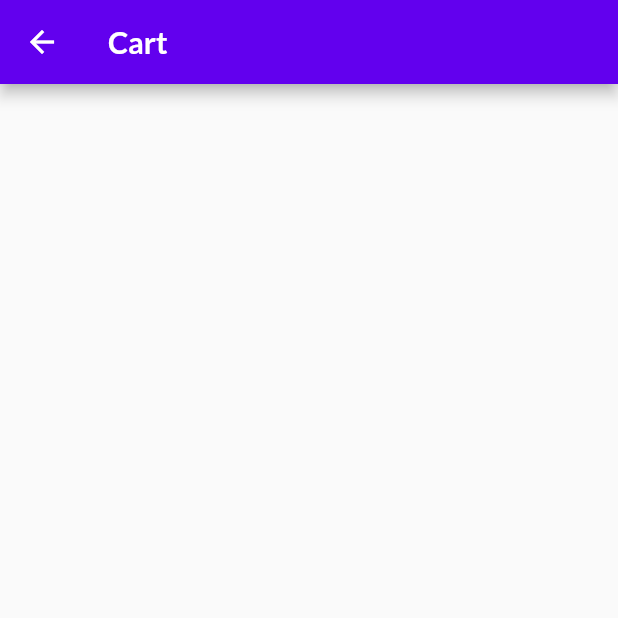
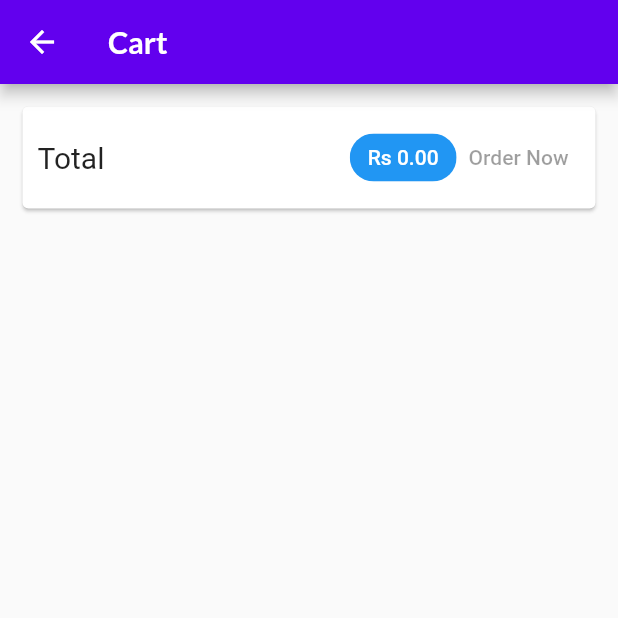
Before and after one commit to DubeyDonn/shop_app, a Flutter app: the screen it shows after launch, after a tap on the "favorite outline" icon, after a tap on the "shopping cart" icon, on a phone screen of 412 x 824 dp, the top half of it. Run offline on Flutter 3.47's test engine with Material 2 defaults, Android fonts, the phone set to English and light mode, and no system bars; network calls fail.

Commit message:
do the cart part and innitiate orders

```diff
--- a/lib/provider/cart.dart
+++ b/lib/provider/cart.dart
@@ -15,7 +15,14 @@ class CartItem {
 }
 
 class Cart with ChangeNotifier {
-  final Map<String, CartItem> _items = {};
+  final Map<String, CartItem> _items = {
+    // 'productId': CartItem(
+    //   id: 'cartId',
+    //   price: productPrice,
+    //   quantity: cartItemQuantity,
+    //   title: 'productTitle',
+    // ),
+  };
 
   Map<String, CartItem> get items {
     return {..._items};
@@ -25,16 +32,43 @@ class Cart with ChangeNotifier {
     return _items.length;
   }
 
+  double get totalAmount {
+    var total = 0.0;
+    _items.forEach((key, value) {
+      total += value.price * value.quantity;
+    });
+    return total;
+  }
+
+  void removeItem(String productId) {
+    _items.remove(productId);
+    notifyListeners();
+  }
+
+  void _updateItemQuantity(int val, String productId) {
+    _items.update(
+      productId,
+      (value) => CartItem(
+        id: value.id,
+        price: value.price,
+        quantity: value.quantity + val,
+        title: value.title,
+      ),
+    );
+  }
+
+  void removeSingleItem(String productId) {
+    if (_items.containsKey(productId) && _items[productId]!.quantity > 1) {
+      _updateItemQuantity(-1, productId);
+    } else {
+      _items.remove(productId);
+    }
+    notifyListeners();
+  }
+
   void addCartItem(String productId, String title, double price) {
     if (_items.containsKey(productId)) {
-      _items.update(
-        productId,
-        (value) => CartItem(
-            id: value.id,
-            price: value.price,
-            quantity: value.quantity + 1,
-            title: value.title),
-      );
+      _updateItemQuantity(1, productId);
     } else {
       _items.putIfAbsent(
         productId,
--- a/lib/provider/product.dart
+++ b/lib/provider/product.dart
@@ -18,7 +18,6 @@ class Product with ChangeNotifier {
 
   void toggleFavourite() {
     isFavourite = !isFavourite;
-    print(isFavourite);
     notifyListeners();
   }
 }
--- a/lib/screens/cart_screen.dart
+++ b/lib/screens/cart_screen.dart
@@ -1,9 +1,7 @@
 import 'package:flutter/material.dart';
-import 'package:flutter/src/widgets/framework.dart';
-import 'package:flutter/src/widgets/placeholder.dart';
 import 'package:provider/provider.dart';
-import 'package:shop_app/provider/cart.dart';
-import 'package:shop_app/provider/products_provider.dart';
+import 'package:shop_app/provider/cart.dart' show Cart;
+import 'package:shop_app/widgets/cart_item.dart';
 
 class CartScreen extends StatelessWidget {
   static const routeName = '/cart_screen';
@@ -11,17 +9,56 @@ class CartScreen extends StatelessWidget {
 
   @override
   Widget build(BuildContext context) {
-    var cart = Provider.of<Cart>(context).items;
-    var product = Provider.of<ProductsProvider>(context).items;
+    var cart = Provider.of<Cart>(context);
+    // var product = Provider.of<ProductsProvider>(context).items;
     return Scaffold(
         appBar: AppBar(
           title: const Text('Cart'),
         ),
-      body: ListView(
-        children: const [
-         // ListTile(title: cart[product.id].id),
+        body: Column(
+          children: [
+            Card(
+              margin: const EdgeInsets.all(15),
+              child: Padding(
+                padding: const EdgeInsets.all(10),
+                child: Row(
+                  mainAxisAlignment: MainAxisAlignment.spaceBetween,
+                  children: [
+                    const Text('Total', style: TextStyle(fontSize: 20)),
+                    const Spacer(),
+                    Chip(
+                      label: Text(
+                        'Rs ${cart.totalAmount.toStringAsFixed(2)}',
+                        style: const TextStyle(
+                          color: Colors.white,
+                        ),
+                      ),
+                      backgroundColor: Theme.of(context).primaryColor,
+                    ),
+                    const TextButton(
+                      onPressed: null,
+                      child: Text('Order Now'),
+                    )
                   ],
                 ),
+              ),
+            ),
+            const SizedBox(height: 10),
+            Expanded(
+              child: ListView.builder(
+                itemCount: cart.itemCount,
+                itemBuilder: (context, index) {
+                  return CartItem(
+                    price: cart.items.values.toList()[index].price,
+                    title: cart.items.values.toList()[index].title,
+                    quantity: cart.items.values.toList()[index].quantity,
+                    productId: cart.items.keys.toList()[index],
+                    id: cart.items.values.toList()[index].id,
                   );
+                },
+              ),
+            )
+          ],
+        ));
   }
 }
--- a/lib/widgets/cart_badge.dart
+++ b/lib/widgets/cart_badge.dart
@@ -30,7 +30,7 @@ class CartBadge extends StatelessWidget {
             // color: Theme.of(context).accentColor,
             decoration: BoxDecoration(
               borderRadius: BorderRadius.circular(10.0),
-              color: color ?? Theme.of(context).colorScheme.secondary,
+              color: color,
             ),
             constraints: const BoxConstraints(
               minWidth: 16,
```
Also changed, not shown: lib/screens/product_details_screen.dart (+40 -7 lines), lib/widgets/cart_item.dart (added, +122 -0 lines), lib/widgets/product_item.dart (+13 -0 lines). Lines whose indentation alone changed are shown as unchanged.
